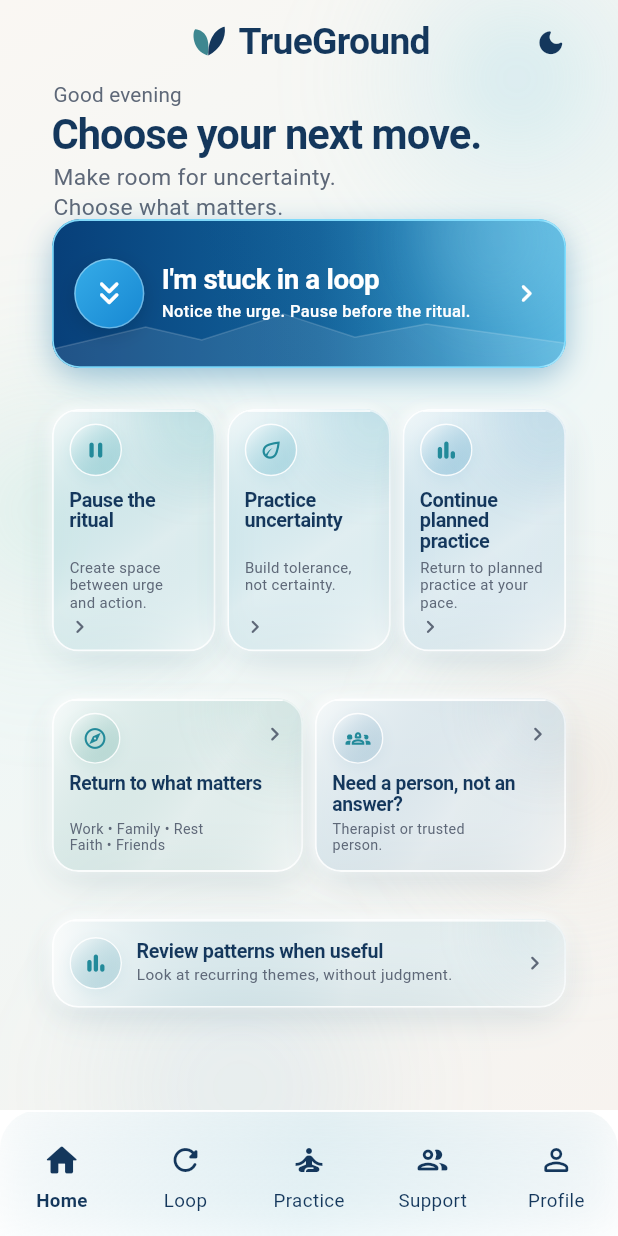
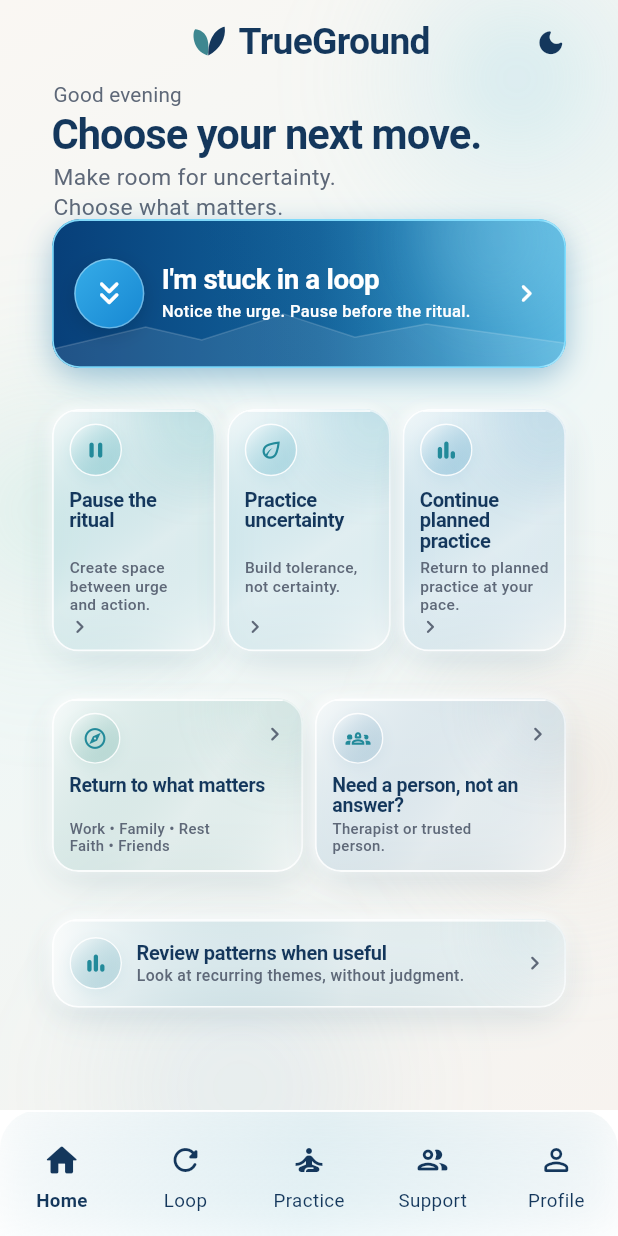
Before and after one commit to hraaaaf/trueground, a Flutter app: the screen it shows after launch, on a phone screen of 412 x 824 dp. Run offline on Flutter 3.47's test engine with Material 3 defaults, Android fonts, the phone set to English and light mode, and no system bars; our stand-ins replace go_router.

Commit message:
polish(lot04d): improve compact-card legibility

```diff
--- a/lib/dashboard/dashboard_v3_screen.dart
+++ b/lib/dashboard/dashboard_v3_screen.dart
@@ -559,7 +559,7 @@
                 maxLines: 3,
                 overflow: TextOverflow.ellipsis,
                 style: const TextStyle(
-                  fontSize: 13.6,
+                  fontSize: 13.8,
                   height: 1.04,
                   fontWeight: FontWeight.w700,
                   letterSpacing: -0.22,
@@ -577,9 +577,9 @@
                 maxLines: 3,
                 overflow: TextOverflow.ellipsis,
                 style: const TextStyle(
-                  fontSize: 10.2,
+                  fontSize: 10.6,
                   height: 1.18,
-                  fontWeight: FontWeight.w400,
+                  fontWeight: FontWeight.w500,
                   color: TrueGroundColors.inkMuted,
                 ),
               ),
@@ -651,7 +651,7 @@
                 maxLines: 2,
                 overflow: TextOverflow.ellipsis,
                 style: const TextStyle(
-                  fontSize: 13.2,
+                  fontSize: 13.4,
                   height: 1.04,
                   fontWeight: FontWeight.w700,
                   letterSpacing: -0.18,
@@ -669,8 +669,9 @@
                 maxLines: 2,
                 overflow: TextOverflow.ellipsis,
                 style: const TextStyle(
-                  fontSize: 9.8,
+                  fontSize: 10.2,
                   height: 1.16,
+                  fontWeight: FontWeight.w500,
                   color: TrueGroundColors.inkMuted,
                 ),
               ),
@@ -712,7 +713,7 @@
                       'Review patterns when useful',
                       maxLines: 1,
                       style: TextStyle(
-                        fontSize: 13.5,
+                        fontSize: 13.7,
                         height: 1,
                         fontWeight: FontWeight.w700,
                         letterSpacing: -0.2,
@@ -724,8 +725,9 @@
                       'Look at recurring themes, without judgment.',
                       maxLines: 1,
                       style: TextStyle(
-                        fontSize: 10.5,
+                        fontSize: 10.8,
                         height: 1.1,
+                        fontWeight: FontWeight.w500,
                         color: TrueGroundColors.inkMuted,
                       ),
                     ),
```
